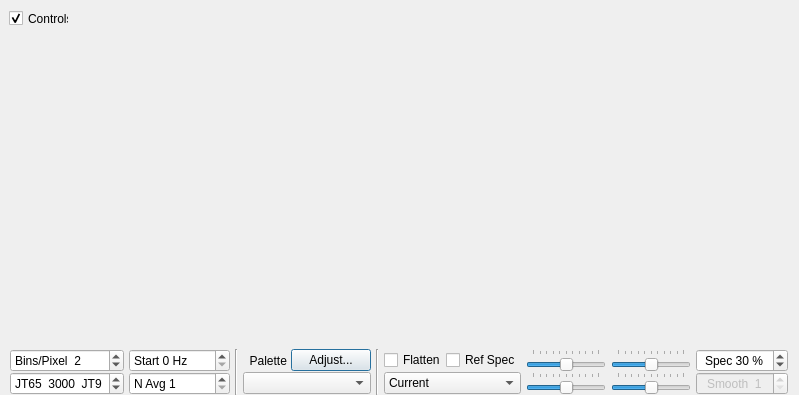
Before: the Qt Designer form widegraph.ui in saitohirga/WSJT-X, drawn with Qt 5.
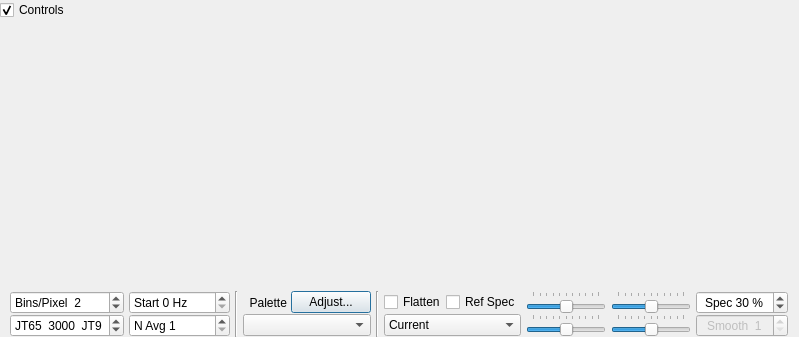
After: the same form once the commit is applied. Custom widgets are drawn as their Qt base class.

Commit message: UI tweaks to improve portability between platforms and font size changes

```diff
--- a/widegraph.ui
+++ b/widegraph.ui
@@ -7,7 +7,7 @@
     <x>0</x>
     <y>0</y>
     <width>799</width>
-    <height>395</height>
+    <height>337</height>
    </rect>
   </property>
   <property name="windowTitle">
@@ -34,6 +34,12 @@
      <property name="enabled">
       <bool>true</bool>
      </property>
+     <property name="sizePolicy">
+      <sizepolicy hsizetype="Preferred" vsizetype="MinimumExpanding">
+       <horstretch>0</horstretch>
+       <verstretch>0</verstretch>
+      </sizepolicy>
+     </property>
      <property name="minimumSize">
       <size>
        <width>400</width>
@@ -50,20 +56,6 @@
       <number>1</number>
      </property>
      <widget class="QCheckBox" name="cbControls">
-      <property name="geometry">
-       <rect>
-        <x>9</x>
-        <y>10</y>
-        <width>60</width>
-        <height>17</height>
-       </rect>
-      </property>
-      <property name="maximumSize">
-       <size>
-        <width>65</width>
-        <height>16777215</height>
-       </size>
-      </property>
       <property name="text">
        <string>Controls</string>
       </property>
@@ -76,7 +68,7 @@
    <item>
     <widget class="QWidget" name="controls_widget" native="true">
      <property name="sizePolicy">
-      <sizepolicy hsizetype="Preferred" vsizetype="Fixed">
+      <sizepolicy hsizetype="Preferred" vsizetype="Maximum">
        <horstretch>0</horstretch>
        <verstretch>0</verstretch>
       </sizepolicy>
```
The commit also changes 1 other file.
